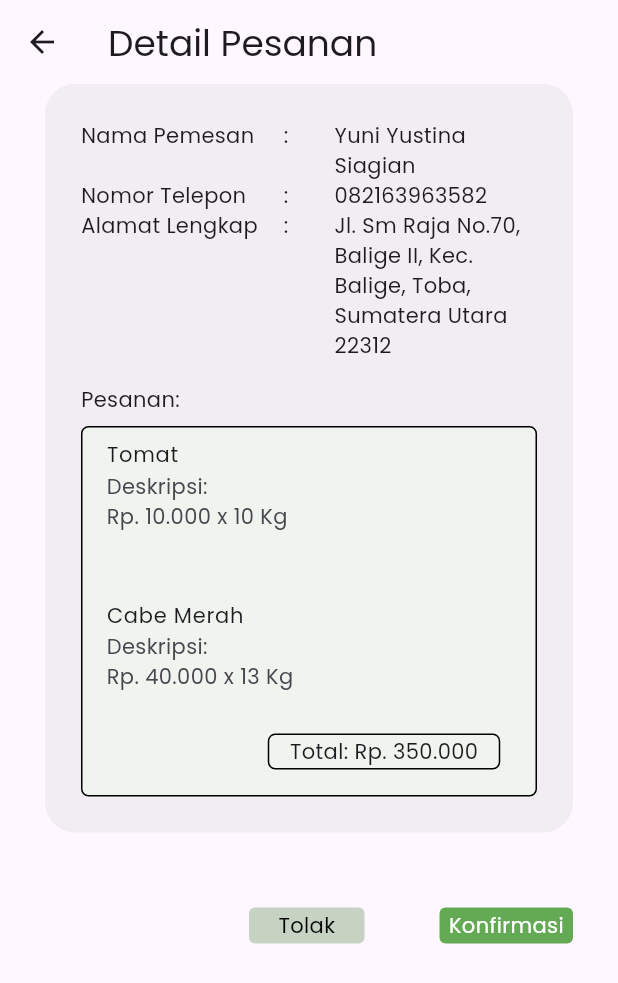
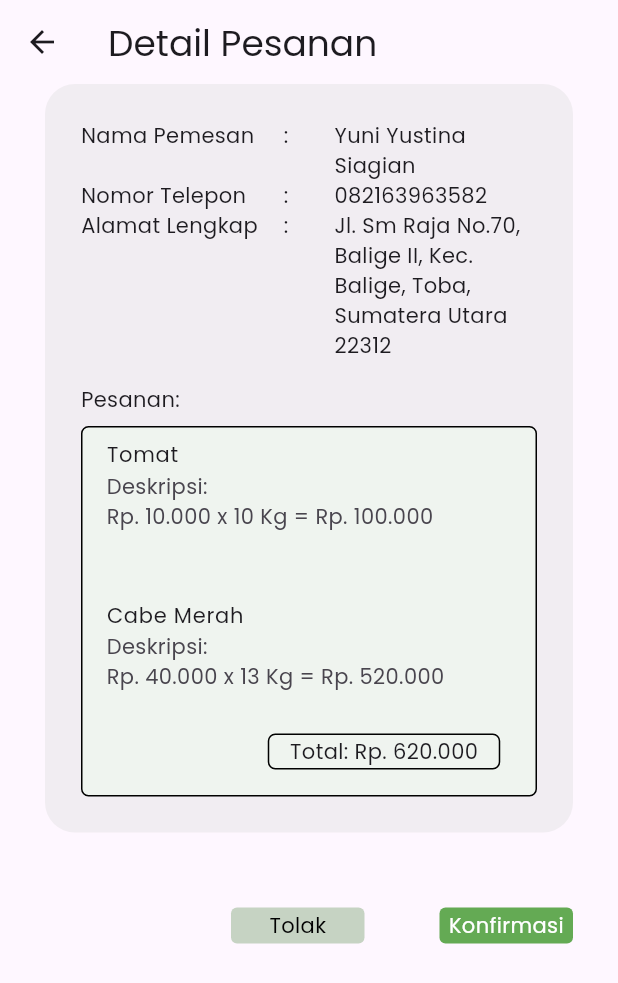
Before and after one commit to hadiwyn/partani_app, a Flutter app: the screen it shows after launch, item 2 of the bottom bar chosen, after a tap on "Detail", on a phone screen of 412 x 824 dp. Shown: the top 983 px of the screen. Run offline on Flutter 3.47's test engine with Material 3 defaults, Android fonts, the light colour scheme and no system bars; our stand-ins replace flutter_svg, google_fonts; network calls fail.

Commit message:
Add pop up

```diff
--- a/lib/model/order_model.dart
+++ b/lib/model/order_model.dart
@@ -4,9 +4,8 @@ class OrderModel {
   final String fullAddress;
   final String productName;
   final String imageUrl;
-  final String price;
-  final String totalPrice;
-  final String productWeight;
+  final int price;
+  final int productWeight;
 
   OrderModel({
     required this.userName,
@@ -15,7 +14,6 @@ class OrderModel {
     required this.productName,
     required this.imageUrl,
     required this.price,
-    required this.totalPrice,
     required this.productWeight,
   });
 }
--- a/lib/pages/detail_order.dart
+++ b/lib/pages/detail_order.dart
@@ -1,7 +1,10 @@
 // ignore_for_file: public_member_api_docs, sort_constructors_first
 import 'package:flutter/material.dart';
+import 'package:partani_app/extension/int_ext.dart';
 
 import 'package:partani_app/model/order_model.dart';
+import 'package:partani_app/widgets/confirmation_dialog.dart';
+import 'package:partani_app/widgets/custom_button.dart';
 
 class DetailOrder extends StatefulWidget {
   final List<OrderModel> items;
@@ -45,38 +48,24 @@ class _DetailOrderState extends State<DetailOrder> {
               Row(
                 mainAxisAlignment: MainAxisAlignment.end,
                 children: [
-                  Container(
+                  CustomButton(
+                    width: 89,
                     height: 24,
-                    width: 77,
-                    decoration: BoxDecoration(
-                      color: const Color(0xffC6D3C3),
-                      borderRadius: BorderRadius.circular(4),
-                    ),
-                    child: const Center(
-                        child: Text(
-                      'Tolak',
-                      style: TextStyle(fontSize: 14, color: Colors.black),
-                    )),
+                    color: const Color(0xffC6D3C3),
+                    label: 'Tolak',
+                    textColor: Colors.black,
+                    fontSize: 14,
+                    onTap: () {},
                   ),
                   const SizedBox(width: 50),
-                  GestureDetector(
-                    onTap: () {},
-                    child: Container(
-                      height: 24,
-                      width: 89,
-                      decoration: BoxDecoration(
-                        color: const Color(0xff64AA54),
-                        borderRadius: BorderRadius.circular(4),
-                      ),
-                      child: const Center(
-                          child: Text(
-                        'Konfirmasi',
-                        style: TextStyle(
-                          fontSize: 14,
-                          color: Colors.white,
-                        ),
-                      )),
-                    ),
+                  CustomButton(
+                    width: 89,
+                    height: 24,
+                    color: const Color(0xff64AA54),
+                    label: 'Konfirmasi',
+                    textColor: Colors.white,
+                    fontSize: 14,
+                    onTap: () => DialogHelper.confirmation(context),
                   ),
                 ],
               )
@@ -88,6 +77,10 @@ class _DetailOrderState extends State<DetailOrder> {
   }
 
   Widget _detailItem() {
+    int total = 0;
+    for (var item in widget.items) {
+      total += item.price * item.productWeight;
+    }
     return Column(
       crossAxisAlignment: CrossAxisAlignment.start,
       children: [
@@ -204,7 +197,7 @@ class _DetailOrderState extends State<DetailOrder> {
                           style: TextStyle(fontSize: 14),
                         ),
                         Text(
-                          'Rp. ${widget.items[index].price} x ${widget.items[index].productWeight} Kg',
+                          '${widget.items[index].price.currencyFormatRp} x ${widget.items[index].productWeight} Kg = ${(widget.items[index].price * widget.items[index].productWeight).currencyFormatRp}',
                           style: const TextStyle(fontSize: 14),
                         ),
                       ],
@@ -221,7 +214,7 @@ class _DetailOrderState extends State<DetailOrder> {
                   border: Border.all(color: Colors.black),
                   borderRadius: BorderRadius.circular(5),
                 ),
-                child: const Center(child: Text('Total: Rp. 350.000')),
+                child: Center(child: Text('Total: ${total.currencyFormatRp}')),
               ),
               const SizedBox(height: 17),
             ],
--- a/lib/pages/order_page.dart
+++ b/lib/pages/order_page.dart
@@ -1,6 +1,8 @@
 import 'package:flutter/material.dart';
+import 'package:partani_app/extension/int_ext.dart';
 import 'package:partani_app/model/order_model.dart';
 import 'package:partani_app/pages/detail_order.dart';
+import 'package:partani_app/widgets/custom_button.dart';
 
 class OrderPage extends StatefulWidget {
   const OrderPage({super.key});
@@ -19,9 +21,8 @@ class _OrderPageState extends State<OrderPage> {
       productName: 'Tomat',
       imageUrl:
           'https://umsu.ac.id/artikel/wp-content/uploads/2023/09/manfaat-tomat-buah-segar-yang-penuh-nutrisi.jpg',
-      price: '10.000',
-      totalPrice: '100.000',
-      productWeight: '10',
+      price: 10000,
+      productWeight: 10,
     ),
     OrderModel(
       userName: 'Yuni Yustina Siagian',
@@ -31,9 +32,8 @@ class _OrderPageState extends State<OrderPage> {
       productName: 'Cabe Merah',
       imageUrl:
           'https://bakoelsayur.net/wp-content/uploads/2020/04/4.-cabe-merah-kriting.jpg',
-      price: '40.000',
-      totalPrice: '520.000',
-      productWeight: '13',
+      price: 40000,
+      productWeight: 13,
     ),
   ];
   final List<OrderModel> orders2 = [
@@ -44,10 +44,9 @@ class _OrderPageState extends State<OrderPage> {
           'Jl. Sm Raja No.70, Balige II, Kec. Balige, Toba, Sumatera Utara 22312',
       productName: 'Bawang Merah',
       imageUrl:
-          'https://pertanian.uma.ac.id/wp-content/uploads/2022/04/Pasca-Idulfitri-Stok-dan-Harga-Bawang-Merah-Terpantau-Aman-1.jpg',
-      price: '35.000',
-      totalPrice: '350.000',
-      productWeight: '10',
+          'https://s3-publishing-cmn-svc-prd.s3.ap-southeast-1.amazonaws.com/article/tpqx_7Ik9yLWFVOeJTs4W/original/052222900_1607682083-Manfaat-Bawang-Merah_-Antialergi-hingga-Menurunkan-Risiko-Kanker-shutterstock_1724962108.jpg',
+      price: 35000,
+      productWeight: 10,
     ),
   ];
 
@@ -84,6 +83,10 @@ class _OrderPageState extends State<OrderPage> {
   }
 
   Widget _orderItem2() {
+    int totalPrice = 0;
+    for (var item in orders2) {
+      totalPrice += item.price * item.productWeight;
+    }
     return Container(
       width: 368,
       decoration: BoxDecoration(
@@ -106,7 +109,10 @@ class _OrderPageState extends State<OrderPage> {
                     borderRadius: BorderRadius.circular(7),
                     border: Border.all(color: Colors.black),
                   ),
-                  child: Image.network(orders2[index].imageUrl),
+                  child: Image.network(
+                    orders2[index].imageUrl,
+                    fit: BoxFit.cover,
+                  ),
                 ),
                 title: Text(
                   orders2[index].productName,
@@ -116,7 +122,7 @@ class _OrderPageState extends State<OrderPage> {
                   crossAxisAlignment: CrossAxisAlignment.start,
                   children: [
                     Text(
-                      'Rp ${orders2[index].price}/Kg',
+                      '${orders2[index].price.currencyFormatRp}/Kg',
                       style: const TextStyle(fontSize: 14),
                     ),
                     Text(
@@ -140,31 +146,24 @@ class _OrderPageState extends State<OrderPage> {
                       color: const Color(0xff535353).withOpacity(0.7)),
                   borderRadius: BorderRadius.circular(5),
                 ),
-                child: const Center(
+                child: Center(
                     child: Text(
-                  'Total: Rp. 350.000',
-                  style: TextStyle(fontSize: 14),
+                  'Total: ${totalPrice.currencyFormatRp}',
+                  style: const TextStyle(fontSize: 14),
                 )),
               ),
-              GestureDetector(
+              CustomButton(
+                width: 77,
+                height: 24,
+                color: const Color(0xff64AA54),
+                label: 'Detail',
+                textColor: Colors.white,
+                fontSize: 14,
                 onTap: () => Navigator.push(
                     context,
                     MaterialPageRoute(
                       builder: (context) => DetailOrder(items: orders2),
                     )),
-                child: Container(
-                  height: 24,
-                  width: 77,
-                  decoration: BoxDecoration(
-                    color: const Color(0xff64AA54),
-                    borderRadius: BorderRadius.circular(5),
-                  ),
-                  child: const Center(
-                      child: Text(
-                    'Detail',
-                    style: TextStyle(fontSize: 14, color: Colors.white),
-                  )),
-                ),
               ),
             ],
           ),
@@ -175,6 +174,10 @@ class _OrderPageState extends State<OrderPage> {
   }
 
   Widget _orderItem1() {
+    int totalPrice = 0;
+    for (var item in orders1) {
+      totalPrice += item.price * item.productWeight;
+    }
     return Container(
       width: 368,
       decoration: BoxDecoration(
@@ -197,7 +200,10 @@ class _OrderPageState extends State<OrderPage> {
                     borderRadius: BorderRadius.circular(7),
                     border: Border.all(color: Colors.black),
                   ),
-                  child: Image.network(orders1[index].imageUrl),
+                  child: Image.network(
+                    orders1[index].imageUrl,
+                    fit: BoxFit.contain,
+                  ),
                 ),
                 title: Text(
                   orders1[index].productName,
@@ -207,7 +213,7 @@ class _OrderPageState extends State<OrderPage> {
                   crossAxisAlignment: CrossAxisAlignment.start,
                   children: [
                     Text(
-                      'Rp ${orders1[index].price}/Kg',
+                      '${orders1[index].price.currencyFormatRp}/Kg',
                       style: const TextStyle(fontSize: 14),
                     ),
                     Text(
@@ -230,24 +236,21 @@ class _OrderPageState extends State<OrderPage> {
                   border: Border.all(color: Colors.black),
                   borderRadius: BorderRadius.circular(5),
                 ),
-                child: const Center(child: Text('Total: Rp. 620.000')),
+                child: Center(
+                    child: Text('Total: ${totalPrice.currencyFormatRp}')),
               ),
-              GestureDetector(
+              CustomButton(
+                width: 77,
+                height: 24,
+                color: const Color(0xff64AA54),
+                label: 'Detail',
+                textColor: Colors.white,
+                fontSize: 14,
                 onTap: () => Navigator.push(
-                  context,
-                  MaterialPageRoute(
-                    builder: (context) => DetailOrder(items: orders1),
-                  ),
-                ),
-                child: Container(
-                  height: 24,
-                  width: 77,
-                  decoration: BoxDecoration(
-                    color: const Color(0xff64AA54),
-                    borderRadius: BorderRadius.circular(5),
-                  ),
-                  child: const Center(child: Text('Detail')),
-                ),
+                    context,
+                    MaterialPageRoute(
+                      builder: (context) => DetailOrder(items: orders1),
+                    )),
               ),
             ],
           ),
--- /dev/null
+++ b/lib/widgets/custom_button.dart
@@ -0,0 +1,46 @@
+// ignore_for_file: public_member_api_docs, sort_constructors_first
+import 'package:flutter/material.dart';
+
+class CustomButton extends StatelessWidget {
+  final double width;
+  final double height;
+  final Color color;
+  final String label;
+  final Color textColor;
+  final double fontSize;
+  final void Function() onTap;
+  const CustomButton({
+    super.key,
+    required this.width,
+    required this.height,
+    required this.color,
+    required this.label,
+    required this.textColor,
+    required this.fontSize,
+    required this.onTap,
+  });
+
+  @override
+  Widget build(BuildContext context) {
+    return GestureDetector(
+      onTap: onTap,
+      child: Container(
+        width: width,
+        height: height,
+        decoration: BoxDecoration(
+          color: color,
+          borderRadius: BorderRadius.circular(4),
+        ),
+        child: Center(
+          child: Text(
+            label,
+            style: TextStyle(
+              fontSize: 14,
+              color: textColor,
+            ),
+          ),
+        ),
+      ),
+    );
+  }
+}
--- a/pubspec.yaml
+++ b/pubspec.yaml
@@ -33,6 +33,7 @@ dependencies:
     sdk: flutter
   flutter_svg: ^2.0.10+1
   google_fonts: ^6.2.0
+  intl: ^0.19.0
 
 dev_dependencies:
   flutter_lints: ^3.0.0
```
Also changed, not shown: lib/extension/int_ext.dart (added, +9 -0 lines), lib/pages/confirmation_page.dart (added, +40 -0 lines), lib/widgets/confirmation_dialog.dart (added, +76 -0 lines), pubspec.lock.
